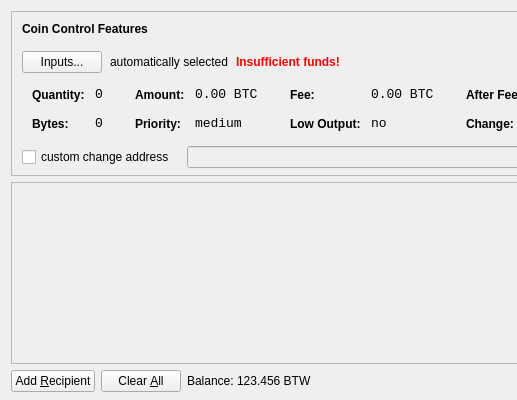
Before: the Qt Designer form src/qt/forms/sendcoinsdialog.ui in cosmo9able/bitnewcoin, drawn with Qt 5; both pictures show x 0 to 517 and y 0 to 400 of the 850 by 400 pixel window.
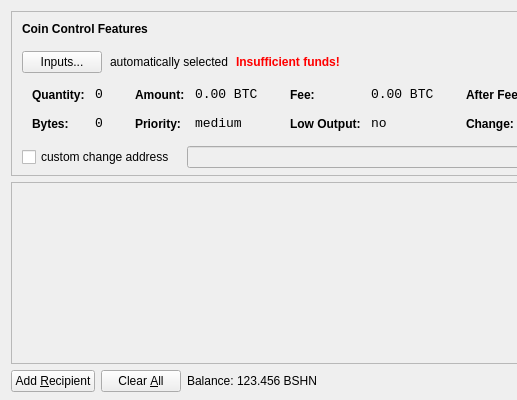
After: the same form once the commit is applied. Icons and pictures are not drawn.

Commit message: currency acronym changed from BTW to BSHN

```diff
--- a/src/qt/forms/sendcoinsdialog.ui
+++ b/src/qt/forms/sendcoinsdialog.ui
@@ -720,7 +720,7 @@
           <cursorShape>IBeamCursor</cursorShape>
          </property>
          <property name="text">
-          <string>123.456 BTW</string>
+          <string>123.456 BSHN</string>
          </property>
          <property name="textInteractionFlags">
           <set>Qt::LinksAccessibleByMouse|Qt::TextSelectableByKeyboard|Qt::TextSelectableByMouse</set>
```
The commit also changes 5 other files.
